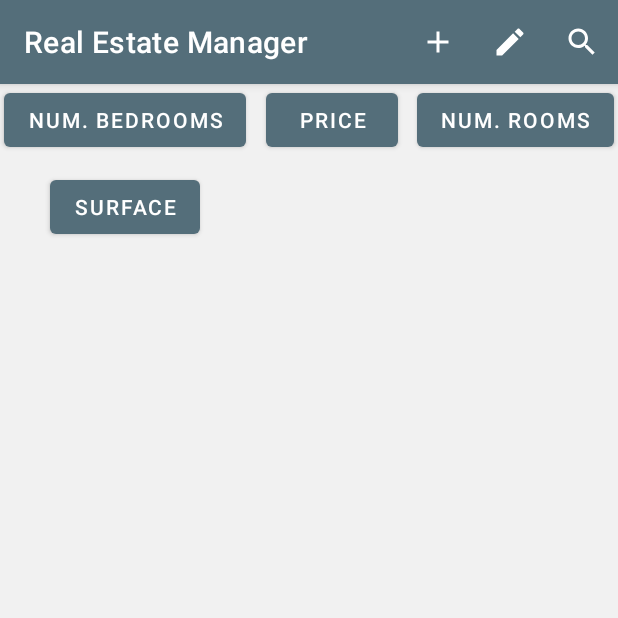
After one commit to MattChad1/P8_RealEstateManager, an Android app: the SearchActivity screen opened directly, with no data from a screen before it, on a phone screen of 412 x 824 dp, the top half of it. The commit adds this screen. Run offline under Robolectric (Android 15) with nearby library versions, the phone set to English and light mode, and no system bars.

Commit message:
Layout SearchActivity

```diff
--- a/app/src/main/AndroidManifest.xml
+++ b/app/src/main/AndroidManifest.xml
@@ -18,6 +18,12 @@
         android:roundIcon="@mipmap/ic_launcher_round"
         android:supportsRtl="true"
         android:theme="@style/Theme.RealEstateManager">
+        <activity
+            android:name=".ui.search_activity.SearchActivity"
+            android:exported="false" />
+        <activity
+            android:name=".ui.search_activity.MainActivity"
+            android:exported="false" />
         <activity
             android:name=".ui.add_property.AddPropertyActivity"
             android:exported="false"
--- a/app/src/main/java/com/openclassrooms/realestatemanager/MainActivity.kt
+++ b/app/src/main/java/com/openclassrooms/realestatemanager/MainActivity.kt
@@ -11,6 +11,7 @@ import com.openclassrooms.realestatemanager.databinding.ActivityMainBinding
 import com.openclassrooms.realestatemanager.ui.add_property.AddPropertyActivity
 import com.openclassrooms.realestatemanager.ui.detail_property.DetailPropertyFragment
 import com.openclassrooms.realestatemanager.ui.list_properties.ListPropertiesFragment
+import com.openclassrooms.realestatemanager.ui.search_activity.SearchActivity
 
 class MainActivity : AppCompatActivity() {
 
@@ -60,6 +61,11 @@ class MainActivity : AppCompatActivity() {
                 intent.putExtra(AddPropertyActivity.EDIT_ID, lastProperty)
                 startActivity(intent)
             }
+
+            R.id.toolbar_search -> {
+                val intent = Intent(this, SearchActivity::class.java)
+                startActivity(intent)
+            }
         }
         return true
     }
--- a/app/src/main/java/com/openclassrooms/realestatemanager/ui/add_property/CustomDropDownAdapter.kt
+++ b/app/src/main/java/com/openclassrooms/realestatemanager/ui/add_property/CustomDropDownAdapter.kt
@@ -17,7 +17,6 @@ class CustomDropDownAdapter(val context: Context, var dataSource: List<TypeOfPro
 
 
     override fun getView(position: Int, convertView: View?, parent: ViewGroup?): View {
-
         val view: View
         val vh: ItemHolder
         if (convertView == null) {
--- /dev/null
+++ b/app/src/main/java/com/openclassrooms/realestatemanager/ui/search_activity/SearchActivity.kt
@@ -0,0 +1,57 @@
+package com.openclassrooms.realestatemanager.ui.search_activity
+
+import android.os.Bundle
+import android.view.View
+import android.widget.Toast
+import androidx.appcompat.app.AlertDialog
+import androidx.appcompat.app.AppCompatActivity
+import com.openclassrooms.realestatemanager.R
+import com.openclassrooms.realestatemanager.databinding.ActivitySearchBinding
+
+
+class SearchActivity : AppCompatActivity() {
+
+    lateinit var binding: ActivitySearchBinding
+
+    override fun onCreate(savedInstanceState: Bundle?) {
+        super.onCreate(savedInstanceState)
+        binding = ActivitySearchBinding.inflate(layoutInflater)
+
+        binding.btnPrice.setOnClickListener { displayAlert() }
+
+
+
+
+
+
+
+
+        setContentView(binding.root)
+    }
+
+    fun displayAlert() {
+        val builder = AlertDialog.Builder(this)
+        val view: View = layoutInflater.inflate(R.layout.form_range, null)
+
+        with(builder)
+        {
+            setTitle("Your price range")
+            setView(view)
+            setPositiveButton(R.string.apply_button) { dialog, which ->
+                Toast.makeText(
+                    applicationContext,
+                    "OK", Toast.LENGTH_SHORT
+                ).show()
+            }
+            setNegativeButton(android.R.string.no) { dialog, which ->
+                Toast.makeText(
+                    applicationContext,
+                    "cancel", Toast.LENGTH_SHORT
+                ).show()
+            }
+            show()
+
+        }
+    }
+
+}
--- a/app/src/main/java/com/openclassrooms/realestatemanager/utils/Utils.kt
+++ b/app/src/main/java/com/openclassrooms/realestatemanager/utils/Utils.kt
@@ -1,5 +1,6 @@
 package com.openclassrooms.realestatemanager.utils
 
+import android.util.Log
 import java.text.DateFormat
 import java.text.NumberFormat
 import java.text.SimpleDateFormat
--- /dev/null
+++ b/app/src/main/res/layout/activity_search.xml
@@ -0,0 +1,94 @@
+<?xml version="1.0" encoding="utf-8"?>
+<androidx.constraintlayout.widget.ConstraintLayout xmlns:android="http://schemas.android.com/apk/res/android"
+    xmlns:app="http://schemas.android.com/apk/res-auto"
+    xmlns:tools="http://schemas.android.com/tools"
+    android:layout_width="match_parent"
+    android:layout_height="match_parent"
+    android:background="#f1f1f1"
+    android:orientation="vertical"
+    tools:context=".ui.add_property.AddPropertyActivity">
+
+
+    <com.google.android.material.appbar.AppBarLayout
+        android:id="@+id/appbar"
+        android:layout_width="match_parent"
+        android:layout_height="wrap_content"
+        app:layout_constraintTop_toTopOf="parent">
+
+        <androidx.appcompat.widget.Toolbar
+            android:id="@+id/topAppBar"
+            android:layout_width="match_parent"
+            android:layout_height="wrap_content"
+            android:fitsSystemWindows="true"
+            android:theme="@style/ThemeOverlay.AppCompat.Dark.ActionBar"
+            app:layout_constraintTop_toTopOf="parent"
+            app:menu="@menu/menu_toolbar"
+            app:title="@string/app_name" />
+
+    </com.google.android.material.appbar.AppBarLayout>
+
+
+
+<com.google.android.material.button.MaterialButton
+    android:id="@+id/btn_price"
+    style="@style/filter_button"
+    app:layout_constraintTop_toBottomOf="@id/appbar"
+    app:layout_constraintLeft_toLeftOf="parent"
+    android:layout_width="wrap_content"
+    android:layout_height="wrap_content"
+    android:text="Price"
+    />
+
+
+
+    <com.google.android.material.button.MaterialButton
+        android:id="@+id/btn_surface"
+        style="@style/filter_button"
+        app:layout_constraintTop_toBottomOf="@id/appbar"
+        app:layout_constraintLeft_toLeftOf="parent"
+        android:layout_width="wrap_content"
+        android:layout_height="wrap_content"
+        android:text="Surface"
+        />
+
+        <com.google.android.material.button.MaterialButton
+            android:id="@+id/btn_rooms"
+            style="@style/filter_button"
+            app:layout_constraintTop_toBottomOf="@id/appbar"
+            app:layout_constraintLeft_toLeftOf="parent"
+            android:layout_width="wrap_content"
+            android:layout_height="wrap_content"
+            android:text="Num. rooms"
+            />
+
+        <com.google.android.material.button.MaterialButton
+            android:id="@+id/btn_bedrooms"
+            style="@style/filter_button"
+            app:layout_constraintTop_toBottomOf="@id/appbar"
+            app:layout_constraintLeft_toLeftOf="parent"
+            android:layout_width="wrap_content"
+            android:layout_height="wrap_content"
+            android:text="Num. bedrooms"
+            />
+
+    <androidx.constraintlayout.helper.widget.Flow
+        android:id="@+id/flowView"
+        android:layout_width="match_parent"
+        android:layout_height="0dp"
+        app:constraint_referenced_ids="btn_bedrooms, btn_price, btn_rooms, btn_surface"
+        app:flow_horizontalGap="10dp"
+        app:flow_horizontalStyle="spread"
+        app:flow_verticalGap="10dp"
+        app:flow_verticalStyle="spread"
+        app:flow_wrapMode="aligned"
+        app:layout_constraintTop_toBottomOf="@id/appbar"
+        app:layout_constraintLeft_toLeftOf="parent"
+        app:layout_constraintRight_toRightOf="parent"
+
+
+        />
+
+
+
+
+</androidx.constraintlayout.widget.ConstraintLayout>
--- a/app/src/main/res/values/strings.xml
+++ b/app/src/main/res/values/strings.xml
@@ -7,7 +7,8 @@
     <string name="num_rooms">Total number of rooms</string>
     <string name="num_bathrooms">Bathrooms</string>
     <string name="num_bedrooms">Bedrooms</string>
-
+    <string name="apply_button">Apply</string>
+    <string name="cancel">Cancel</string>
 
 
     // Detail Fragment
@@ -33,5 +34,4 @@
     <string name="date_for_datePicker">%1$02d/%2$02d/%3$d</string>
 
 
-
 </resources>
--- a/app/src/main/res/values/styles.xml
+++ b/app/src/main/res/values/styles.xml
@@ -34,7 +34,6 @@
         <item name="boxBackgroundColor">@color/colorSecondaryLight</item>
 
 
-
     </style>
 
     <style name="edittext_add_property">
@@ -43,9 +42,7 @@
 
 
     <style name="hint_form">
-
         <item name="android:textColor">@color/colorSecondaryDark</item>
-
         <item name="android:textSize">22sp</item>
     </style>
 
@@ -55,7 +52,11 @@
         <item name="android:paddingStart">20dp</item>
         <item name="android:layout_width">100dp</item>
         <item name="android:height">50px</item>
+    </style>
 
+    <style name="filter_button">
+        <item name="android:layout_marginLeft">12dp</item>
+        <item name="android:layout_marginRight">12dp</item>
     </style>
 
 
```
Also changed, not shown: app/src/main/java/com/openclassrooms/realestatemanager/ViewModelFactory.kt (+7 -0 lines), app/src/main/java/com/openclassrooms/realestatemanager/datas/model/ImageRoom.kt (+0 -11 lines), app/src/main/java/com/openclassrooms/realestatemanager/ui/add_property/AddPropertyActivity.kt (+22 -11 lines), app/src/main/java/com/openclassrooms/realestatemanager/ui/add_property/AddPropertyViewModel.kt (+34 -4 lines), app/src/main/java/com/openclassrooms/realestatemanager/ui/detail_property/ImagesFragment.kt (+0 -35 lines), app/src/main/java/com/openclassrooms/realestatemanager/ui/search_activity/SearchActivityViewModel.kt (added, +14 -0 lines), app/src/main/res/layout/form_range.xml (added, +46 -0 lines), app/src/main/res/values/arrays.xml (added, +8 -0 lines). Lines whose indentation alone changed are shown as unchanged.
